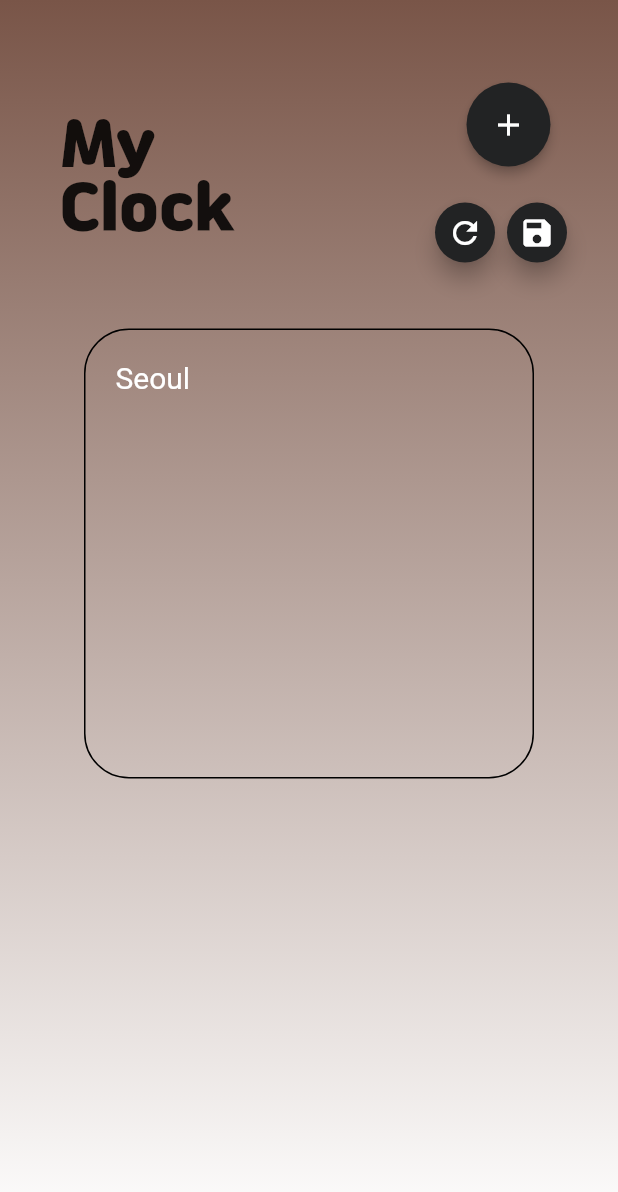
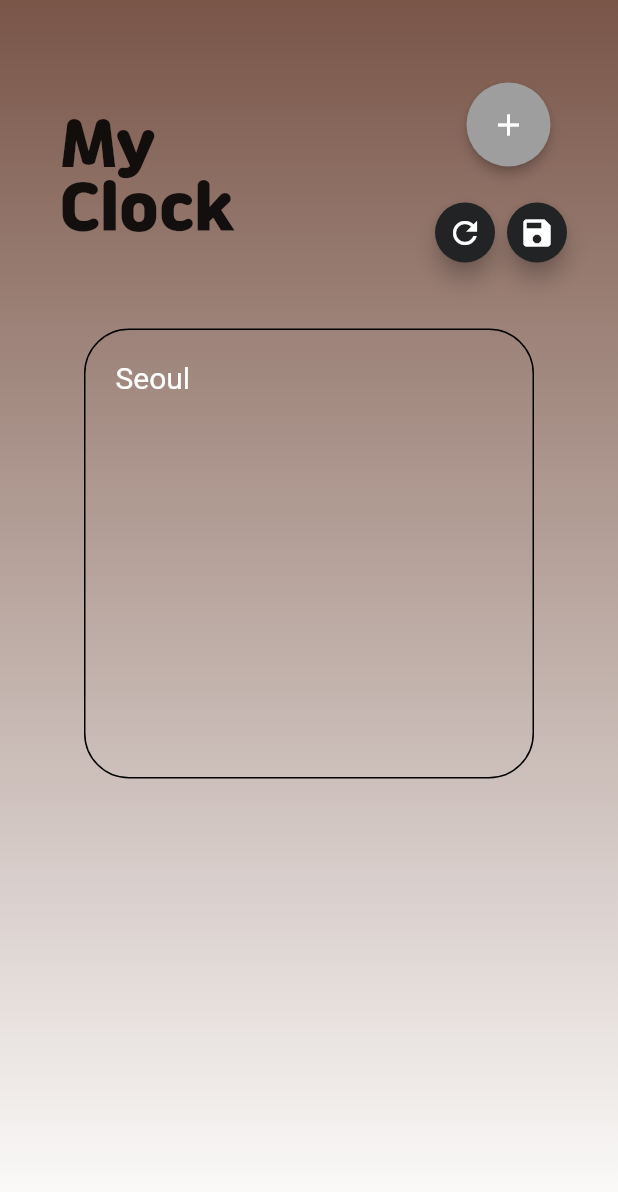
Before and after one commit to CAU-MobileApp/GlobalTime, a Flutter app: the screen it shows after launch, on a phone screen of 412 x 824 dp. Shown: the top 1192 px of the screen. Run offline on Flutter 3.47's test engine with Material 2 defaults, Android fonts, the light colour scheme and no system bars; our stand-ins replace flutter_colorpicker, google_fonts, shared_preferences; network calls fail; Roboto replaces fonts that are missing (main2); project files that could hold a hidden picture were left out.

Commit message:
깃허브 커밋 오류

```diff
--- a/lib/screen/main_screen/main_screen.dart
+++ b/lib/screen/main_screen/main_screen.dart
@@ -59,8 +59,8 @@ class _MainScreenState extends State<MainScreen> {
                               return CustomizeScreen();
                             }));
                           },
-                          backgroundColor: Color(0xFF222324),
-                          // backgroundColor: Colors.grey,
+                          // backgroundColor: Color(0xFF222324),
+                          backgroundColor: Colors.grey,
                           elevation: 3,
                           child: const Icon(Icons.add),
                         ),
```
